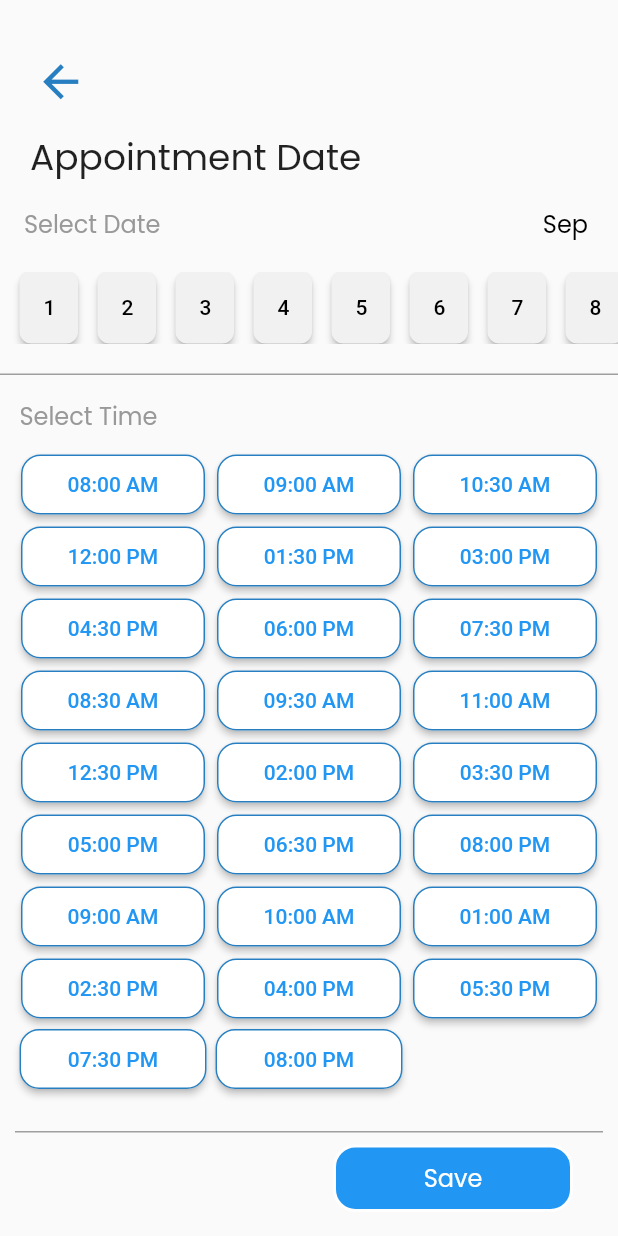
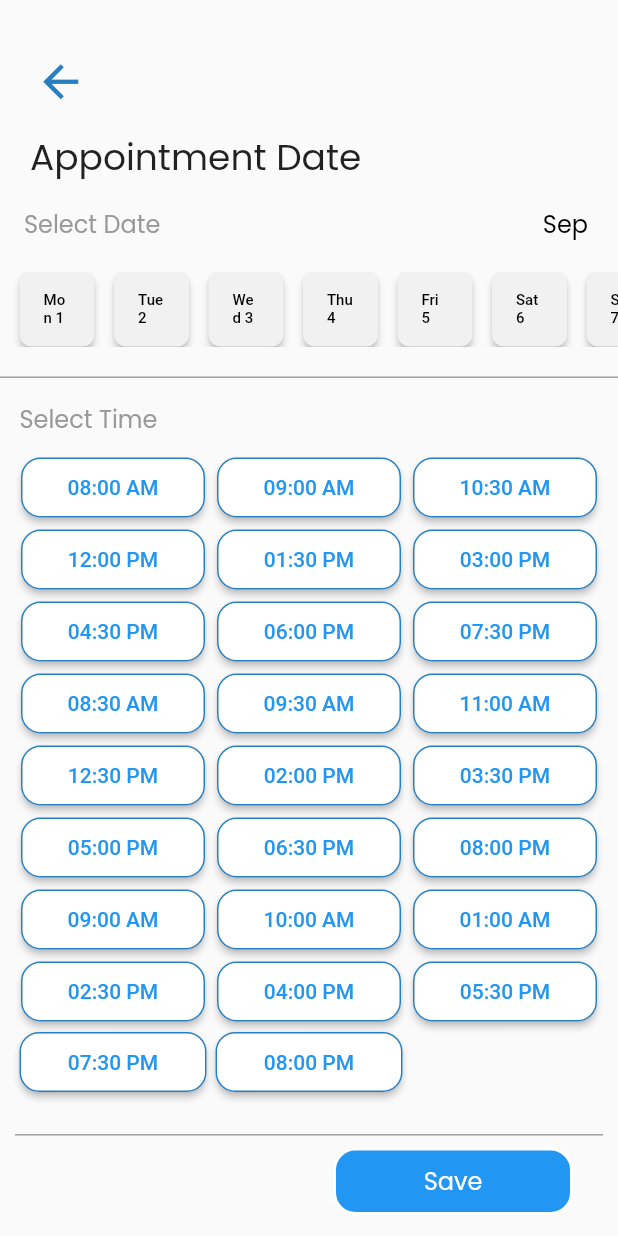
Before and after one commit to Harshit2229/flutterapp, a Flutter app: the AppointmentPage screen opened directly, on a phone screen of 412 x 824 dp. Run offline on Flutter 3.47's test engine with Material 2 defaults, Android fonts, the phone set to English and light mode, and no system bars.

Commit message:
2 files added My_bookings and appointment

```diff
--- a/lib/Add_vehicle.dart
+++ b/lib/Add_vehicle.dart
@@ -1,4 +1,5 @@
 import 'package:flutter/material.dart';
+import 'package:flutterapp/Garage1.dart';
 import 'package:flutterapp/My_bookings.dart';
 import 'package:flutterapp/appointment.dart';
 
@@ -197,7 +198,7 @@ class _ScrollableRowOfBoxesState extends State<ScrollableRowOfBoxes> {
                         ? () {
                       Navigator.push(
                         context,
-                        MaterialPageRoute(builder: (context) => AppointmentPage(),
+                        MaterialPageRoute(builder: (context) => Garage1(),
                         ));
                       // Form is valid, perform save operation
                     }
--- a/lib/appointment.dart
+++ b/lib/appointment.dart
@@ -9,36 +9,36 @@ class AppointmentPage extends StatefulWidget {
 
 class _AppointmentPageState extends State<AppointmentPage> {
   final List<String> textFieldText = [
-    '1',
-    '2',
-    '3',
-    '4',
-    '5',
-    '6',
-    '7',
-    '8',
-    '9',
-    '10',
-    '11',
-    '12',
-    '13',
-    '14',
-    '15',
-    '16',
-    '17',
-    '18',
-    '19',
-    '20',
-    '21',
-    '22',
-    '23',
-    '24',
-    '25',
-    '26',
-    '27',
-    '28',
-    '29',
-    '30 ',
+    'Mon 1', // Monday 1
+    'Tue 2', // Tuesday 2
+    'Wed 3', // Wednesday 3
+    'Thu 4', // Thursday 4
+    'Fri 5', // Friday 5
+    'Sat 6', // Saturday 6
+    'Sun 7', // Sunday 7
+    'Mon 8',
+    'Tue 9',
+    'Wed 10',
+    'Thu 11',
+    'Fri 12',
+    'Sat 13',
+    'Sun 14',
+    'Mon 15',
+    'Tue 16',
+    'Wed 17',
+    'Thu 18',
+    'Fri 19',
+    'Sat 20',
+    'Sun 21',
+    'Mon 22',
+    'Tue 23',
+    'Wed 24',
+    'Thu 25',
+    'Fri 26',
+    'Sat 27',
+    'Sun 28',
+    'Mon 29',
+    'Tue 30',
   ];
   final List<String> textFieldTexts = [
     '08:00 AM',
@@ -149,8 +149,8 @@ class _AppointmentPageState extends State<AppointmentPage> {
                     for (int i = 0; i < textFieldText.length; i++)
                       Container(
                         margin: const EdgeInsets.only(left: 13),
-                        width: 39,
-                        height: 48,
+                        width: 50,
+                        height: 50,
                         child: ElevatedButton(
                           style: ElevatedButton.styleFrom(
                             primary: buttonStates[i] ? Colors.blue : Color(0xffF1F1F1),
@@ -166,6 +166,7 @@ class _AppointmentPageState extends State<AppointmentPage> {
                           child: Text(
                             textFieldText[i],
                             style: TextStyle(
+                              fontSize: 10,
                               color: buttonStates[i] ? Colors.white : Colors.black,
                             ),
                           ),
--- a/lib/home_screen.dart
+++ b/lib/home_screen.dart
@@ -1,5 +1,6 @@
 import 'package:flutter/material.dart';
 import 'package:flutterapp/Garage.dart';
+import 'package:flutterapp/wash_my_car.dart';
 
 void main() {
   runApp(const HomePage());
@@ -66,7 +67,7 @@ class HomePage extends StatelessWidget {
                 onPressed: () {
                   Navigator.push(context,
                   MaterialPageRoute(
-                  builder: (context) => Garage(),
+                  builder: (context) =>  WashMyCar(),
                    ));
                 },
               ),
--- a/lib/login_page.dart
+++ b/lib/login_page.dart
@@ -2,6 +2,7 @@ import 'package:flutter/material.dart';
 import 'package:flutterapp/Sign_Up.dart';
 import 'package:flutterapp/forgot_password_page.dart';
 import 'package:flutterapp/app_large_text.dart';
+import 'package:flutterapp/home_screen.dart';
 
 class LoginPage extends StatefulWidget {
   @override
@@ -124,7 +125,7 @@ class _LoginPageState extends State<LoginPage> {
                   onPressed: () {
                     Navigator.push(
                       context,
-                      MaterialPageRoute(builder: (context) => SignupApp()),
+                      MaterialPageRoute(builder: (context) => HomePage()),
                     );
                   },
                   style: ButtonStyle(
```
Also changed, not shown: lib/Garage1.dart (added, +108 -0 lines), lib/wash_my_car.dart (added, +314 -0 lines).
